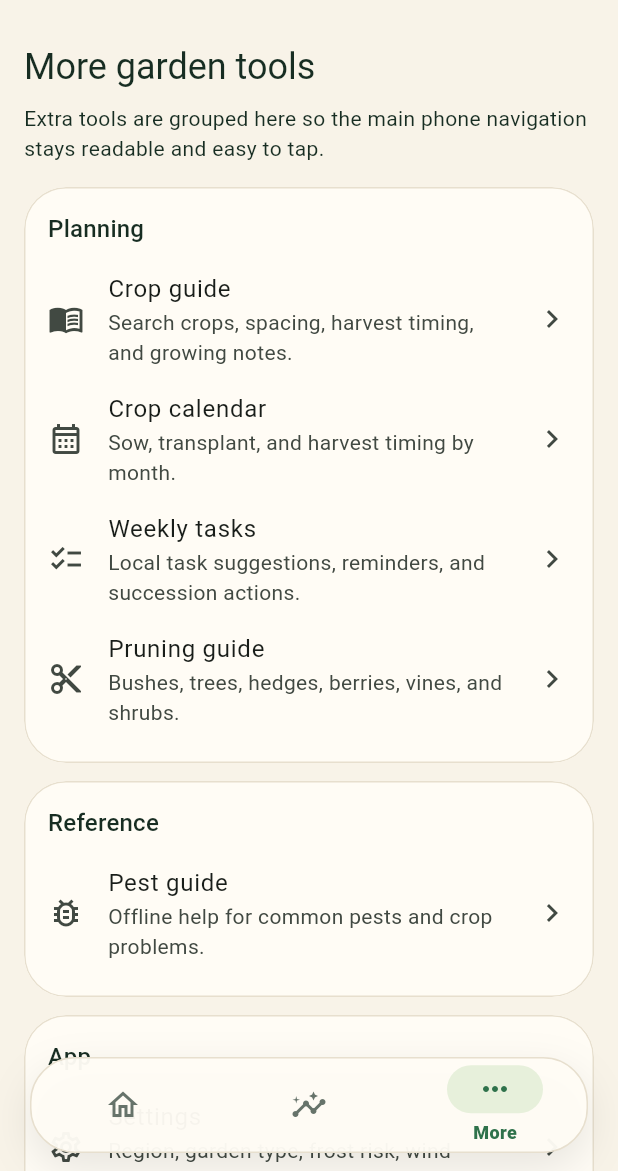
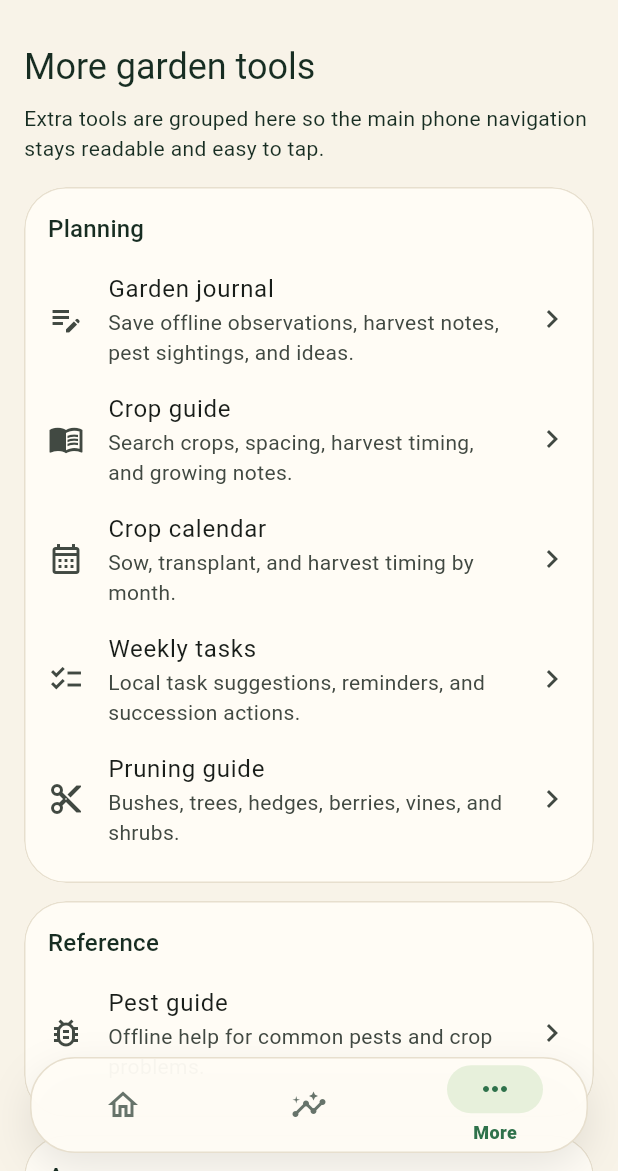
Before and after one commit to Archil3s/nz-vege-garden, a Flutter app: the screen it shows after launch, item 3 of the bottom bar chosen, on a phone screen of 412 x 824 dp, the part 65-1236 px from its top. Run offline on Flutter 3.47's test engine with Material 3 defaults, Android fonts, the phone set to English and light mode, and no system bars; our stand-ins replace flutter_local_notifications, flutter_svg, shared_preferences.

Commit message:
Add garden journal to More tools

```diff
--- a/lib/app/app.dart
+++ b/lib/app/app.dart
@@ -5,6 +5,7 @@ import '../features/calendar/crop_calendar_screen.dart';
 import '../features/crops/crop_guide_screen.dart';
 import '../features/home/friendly_home_screen.dart';
 import '../features/insights/insights_screen.dart';
+import '../features/journal/garden_journal_screen.dart';
 import '../features/pests/pest_guide_screen.dart';
 import '../features/pruning/pruning_guide_screen.dart';
 import '../features/settings/settings_screen.dart';
@@ -141,6 +142,12 @@ class _MoreScreen extends StatelessWidget {
             title: 'Planning',
             children: [
               _MoreSectionTile(
+                icon: Icons.edit_note_outlined,
+                title: 'Garden journal',
+                description: 'Save offline observations, harvest notes, pest sightings, and ideas.',
+                onTap: () => onOpenSection(const GardenJournalScreen()),
+              ),
+              _MoreSectionTile(
                 icon: Icons.menu_book_outlined,
                 title: 'Crop guide',
                 description: 'Search crops, spacing, harvest timing, and growing notes.',
```
